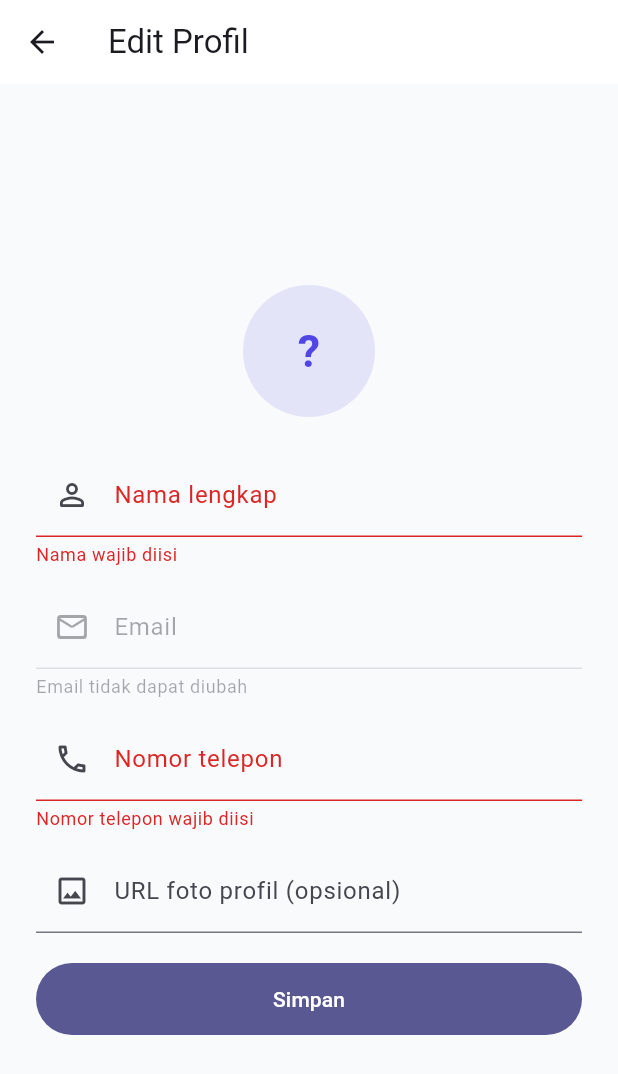
After one commit to AhmadTauhida/TiketKita, a Flutter app: the EditProfileScreen screen opened by its route, after a tap on "Simpan", on a phone screen of 412 x 824 dp. The commit adds this screen. Shown: the top 1074 px of the screen. Run offline on Flutter 3.47's test engine with Material 3 defaults, Android fonts, the phone set to English and light mode, and no system bars; our stand-ins replace flutter_secure_storage, qr_flutter; accounts and stored records are empty; network calls fail.

Commit message:
feat(frontend): add profile, edit profile, and about screens

```diff
--- a/frontend/lib/core/utils/validators.dart
+++ b/frontend/lib/core/utils/validators.dart
@@ -79,3 +79,21 @@ String? validateConfirmPassword(String? value, String password) {
 
   return null;
 }
+
+String? validateProfileImage(String? value) {
+  final text = value?.trim() ?? '';
+
+  if (text.isEmpty) {
+    return null;
+  }
+
+  final uri = Uri.tryParse(text);
+
+  if (uri == null ||
+      (uri.scheme != 'http' && uri.scheme != 'https') ||
+      uri.host.isEmpty) {
+    return 'URL foto tidak valid';
+  }
+
+  return null;
+}
--- a/frontend/lib/routes/app_routes.dart
+++ b/frontend/lib/routes/app_routes.dart
@@ -10,6 +10,8 @@ import '../screens/event_detail/event_detail_screen.dart';
 import '../screens/main_shell.dart';
 import '../screens/payment/payment_screen.dart';
 import '../screens/payment/payment_success_screen.dart';
+import '../screens/profile/about_screen.dart';
+import '../screens/profile/edit_profile_screen.dart';
 import '../screens/splash/splash_screen.dart';
 import '../screens/tickets/ticket_detail_screen.dart';
 
@@ -27,6 +29,8 @@ class AppRoutes {
   static const String paymentSuccess = '/payment-success';
   static const String bookingDetail = '/booking-detail';
   static const String ticketDetail = '/ticket-detail';
+  static const String editProfile = '/edit-profile';
+  static const String about = '/about';
 
   static Route<dynamic> onGenerateRoute(RouteSettings settings) {
     switch (settings.name) {
@@ -107,6 +111,16 @@ class AppRoutes {
           builder: (_) => TicketDetailScreen(ticketId: ticketId),
           settings: settings,
         );
+      case editProfile:
+        return MaterialPageRoute(
+          builder: (_) => const EditProfileScreen(),
+          settings: settings,
+        );
+      case about:
+        return MaterialPageRoute(
+          builder: (_) => const AboutScreen(),
+          settings: settings,
+        );
       case main:
       default:
         final initialTab =
--- /dev/null
+++ b/frontend/lib/screens/profile/edit_profile_screen.dart
@@ -0,0 +1,193 @@
+import 'package:flutter/material.dart';
+import 'package:provider/provider.dart';
+
+import '../../core/network/api_exception.dart';
+import '../../core/utils/validators.dart';
+import '../../state/auth_state.dart';
+import '../../widgets/form_error_banner.dart';
+import '../../widgets/user_avatar.dart';
+
+class EditProfileScreen extends StatefulWidget {
+  const EditProfileScreen({super.key});
+
+  @override
+  State<EditProfileScreen> createState() => _EditProfileScreenState();
+}
+
+class _EditProfileScreenState extends State<EditProfileScreen> {
+  final _formKey = GlobalKey<FormState>();
+  final _nameController = TextEditingController();
+  final _phoneController = TextEditingController();
+  final _photoController = TextEditingController();
+
+  String _email = '';
+  bool _loading = false;
+  String? _error;
+
+  @override
+  void initState() {
+    super.initState();
+    final user = context.read<AuthState>().user;
+
+    _email = user?.email ?? '';
+    _nameController.text = user?.name ?? '';
+    _phoneController.text = user?.phone ?? '';
+    _photoController.text = user?.profileImage ?? '';
+  }
+
+  @override
+  void dispose() {
+    _nameController.dispose();
+    _phoneController.dispose();
+    _photoController.dispose();
+    super.dispose();
+  }
+
+  Future<void> _submit() async {
+    FocusScope.of(context).unfocus();
+
+    if (!_formKey.currentState!.validate()) {
+      return;
+    }
+
+    setState(() {
+      _loading = true;
+      _error = null;
+    });
+
+    try {
+      final photo = _photoController.text.trim();
+
+      await context.read<AuthState>().updateProfile(
+            name: _nameController.text.trim(),
+            phone: _phoneController.text.trim(),
+            profileImage: photo.isEmpty ? null : photo,
+          );
+
+      if (!mounted) {
+        return;
+      }
+
+      ScaffoldMessenger.of(context).showSnackBar(
+        const SnackBar(content: Text('Profil berhasil diperbarui')),
+      );
+      Navigator.of(context).pop(true);
+    } on ApiException catch (error) {
+      if (!mounted) {
+        return;
+      }
+
+      setState(() {
+        _loading = false;
+        _error = error.message;
+      });
+    } catch (_) {
+      if (!mounted) {
+        return;
+      }
+
+      setState(() {
+        _loading = false;
+        _error = 'Terjadi kesalahan saat memperbarui profil.';
+      });
+    }
+  }
+
+  @override
+  Widget build(BuildContext context) {
+    return Scaffold(
+      appBar: AppBar(title: const Text('Edit Profil')),
+      body: SafeArea(
+        child: Center(
+          child: SingleChildScrollView(
+            padding: const EdgeInsets.all(24),
+            child: ConstrainedBox(
+              constraints: const BoxConstraints(maxWidth: 480),
+              child: Form(
+                key: _formKey,
+                child: Column(
+                  crossAxisAlignment: CrossAxisAlignment.start,
+                  children: [
+                    Center(
+                      child: UserAvatar(
+                        name: _nameController.text,
+                        imageUrl: _photoController.text,
+                        size: 88,
+                      ),
+                    ),
+                    const SizedBox(height: 24),
+                    if (_error != null) ...[
+                      FormErrorBanner(message: _error!),
+                      const SizedBox(height: 16),
+                    ],
+                    TextFormField(
+                      controller: _nameController,
+                      textInputAction: TextInputAction.next,
+                      validator: validateName,
+                      onChanged: (_) => setState(() {}),
+                      decoration: const InputDecoration(
+                        labelText: 'Nama lengkap',
+                        prefixIcon: Icon(Icons.person_outline_rounded),
+                      ),
+                    ),
+                    const SizedBox(height: 12),
+                    TextFormField(
+                      initialValue: _email,
+                      enabled: false,
+                      decoration: const InputDecoration(
+                        labelText: 'Email',
+                        prefixIcon: Icon(Icons.mail_outline_rounded),
+                        helperText: 'Email tidak dapat diubah',
+                      ),
+                    ),
+                    const SizedBox(height: 12),
+                    TextFormField(
+                      controller: _phoneController,
+                      keyboardType: TextInputType.phone,
+                      textInputAction: TextInputAction.next,
+                      validator: validatePhone,
+                      decoration: const InputDecoration(
+                        labelText: 'Nomor telepon',
+                        prefixIcon: Icon(Icons.phone_outlined),
+                      ),
+                    ),
+                    const SizedBox(height: 12),
+                    TextFormField(
+                      controller: _photoController,
+                      keyboardType: TextInputType.url,
+                      textInputAction: TextInputAction.done,
+                      validator: validateProfileImage,
+                      onChanged: (_) => setState(() {}),
+                      onFieldSubmitted: (_) => _submit(),
+                      decoration: const InputDecoration(
+                        labelText: 'URL foto profil (opsional)',
+                        prefixIcon: Icon(Icons.image_outlined),
+                      ),
+                    ),
+                    const SizedBox(height: 20),
+                    SizedBox(
+                      width: double.infinity,
+                      height: 48,
+                      child: FilledButton(
+                        onPressed: _loading ? null : _submit,
+                        child: _loading
+                            ? const SizedBox(
+                                width: 20,
+                                height: 20,
+                                child: CircularProgressIndicator(
+                                  strokeWidth: 2.5,
+                                ),
+                              )
+                            : const Text('Simpan'),
+                      ),
+                    ),
+                  ],
+                ),
+              ),
+            ),
+          ),
+        ),
+      ),
+    );
+  }
+}
--- /dev/null
+++ b/frontend/lib/widgets/user_avatar.dart
@@ -0,0 +1,72 @@
+import 'package:flutter/material.dart';
+
+import '../core/theme/app_theme.dart';
+
+class UserAvatar extends StatelessWidget {
+  const UserAvatar({
+    super.key,
+    required this.name,
+    this.imageUrl,
+    this.size = 80,
+  });
+
+  final String name;
+  final String? imageUrl;
+  final double size;
+
+  String get _initials {
+    final words = name
+        .trim()
+        .split(RegExp(r'\s+'))
+        .where((word) => word.isNotEmpty)
+        .toList();
+
+    if (words.isEmpty) {
+      return '?';
+    }
+
+    if (words.length == 1) {
+      return words.first.substring(0, 1).toUpperCase();
+    }
+
+    return '${words.first.substring(0, 1)}${words[1].substring(0, 1)}'
+        .toUpperCase();
+  }
+
+  @override
+  Widget build(BuildContext context) {
+    final fallback = Container(
+      color: AppColors.primary.withValues(alpha: 0.12),
+      alignment: Alignment.center,
+      child: Text(
+        _initials,
+        style: TextStyle(
+          color: AppColors.primary,
+          fontSize: size * 0.34,
+          fontWeight: FontWeight.bold,
+        ),
+      ),
+    );
+
+    return ClipOval(
+      child: SizedBox(
+        width: size,
+        height: size,
+        child: imageUrl == null || imageUrl!.isEmpty
+            ? fallback
+            : Image.network(
+                imageUrl!,
+                fit: BoxFit.cover,
+                errorBuilder: (_, _, _) => fallback,
+                loadingBuilder: (context, child, progress) {
+                  if (progress == null) {
+                    return child;
+                  }
+
+                  return fallback;
+                },
+              ),
+      ),
+    );
+  }
+}
```
Also changed, not shown: frontend/lib/screens/profile/about_screen.dart (added, +83 -0 lines), frontend/lib/screens/profile/profile_screen.dart (+168 -1 lines), frontend/lib/services/auth_service.dart (+17 -0 lines), frontend/lib/state/auth_state.dart (+13 -0 lines), 2 other files.
